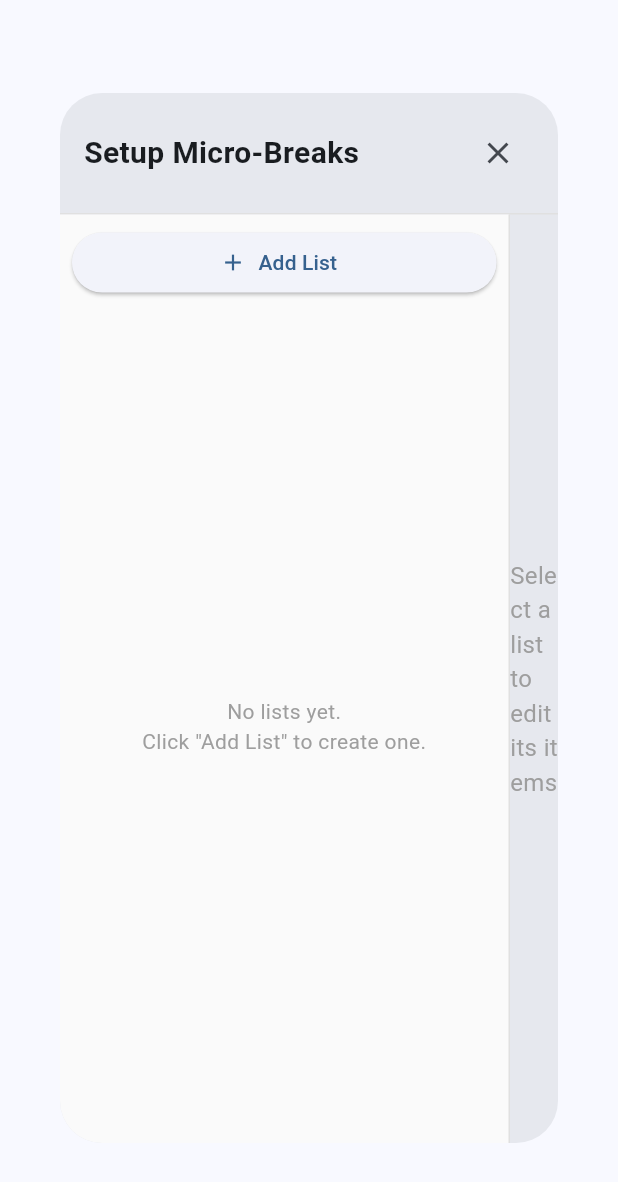
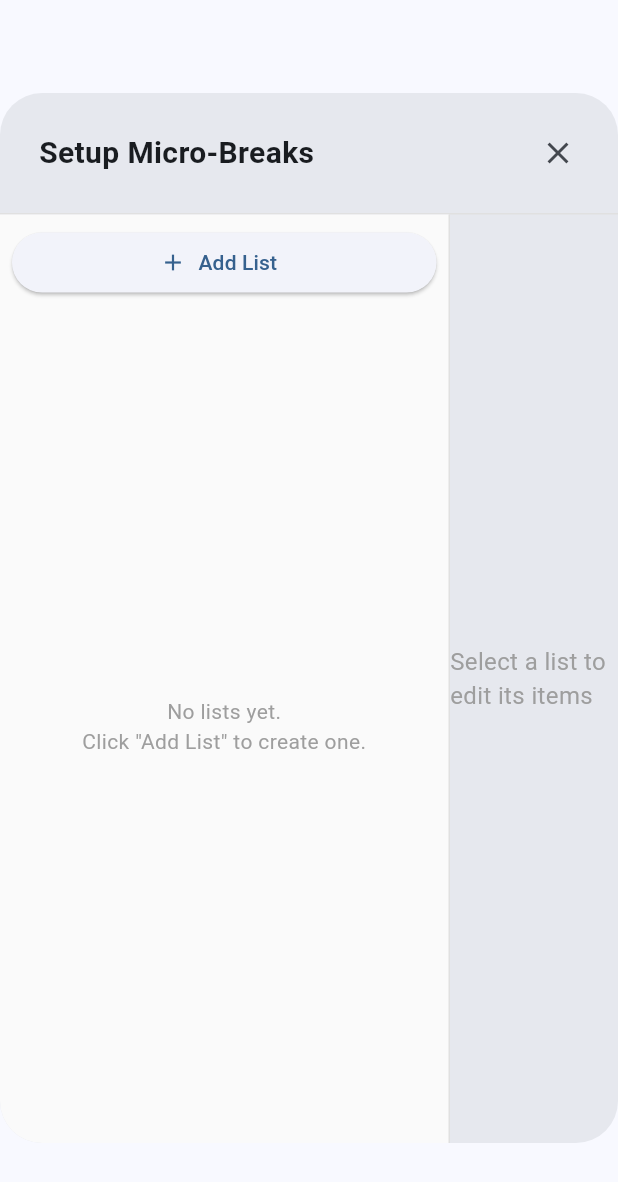
Before and after one commit to erikwestra/micro-break-manager, a Flutter app: the SetupListsDialog widget shown alone on an empty page, opened directly, on a phone screen of 412 x 824 dp. Shown: the top 1182 px of the screen. Run offline on Flutter 3.47's test engine with Material 3 defaults, Android fonts, the phone set to English and light mode, and no system bars; our stand-ins replace flutter_riverpod; missing offline and left inert: window_manager; statements that could not run were skipped.

Commit message:
No ugly dialogs

```diff
--- a/lib/widgets/setup_lists_dialog.dart
+++ b/lib/widgets/setup_lists_dialog.dart
@@ -263,6 +263,7 @@ class _SetupListsDialogState extends ConsumerState<SetupListsDialog> {
         }
       },
       child: Dialog(
+        insetPadding: EdgeInsets.zero,
         child: SizedBox(
         width: 1000,
         height: 700,
@@ -270,7 +271,7 @@ class _SetupListsDialogState extends ConsumerState<SetupListsDialog> {
           children: [
             // Header
             Container(
-              padding: const EdgeInsets.all(16),
+              padding: const EdgeInsets.fromLTRB(26, 16, 16, 16),
               decoration: BoxDecoration(
                 border: Border(
                   bottom: BorderSide(color: Colors.grey[300]!),
```
Also changed, not shown: lib/main.dart (+3 -9 lines), lib/widgets/view_logs_dialog.dart (+3 -11 lines).
